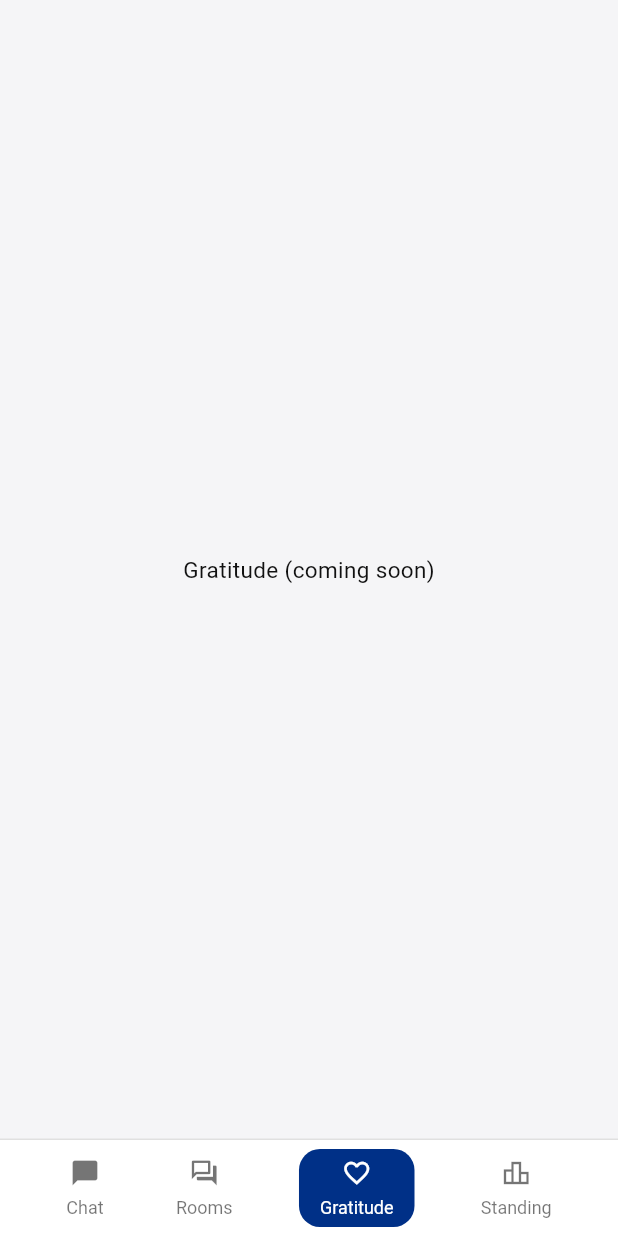
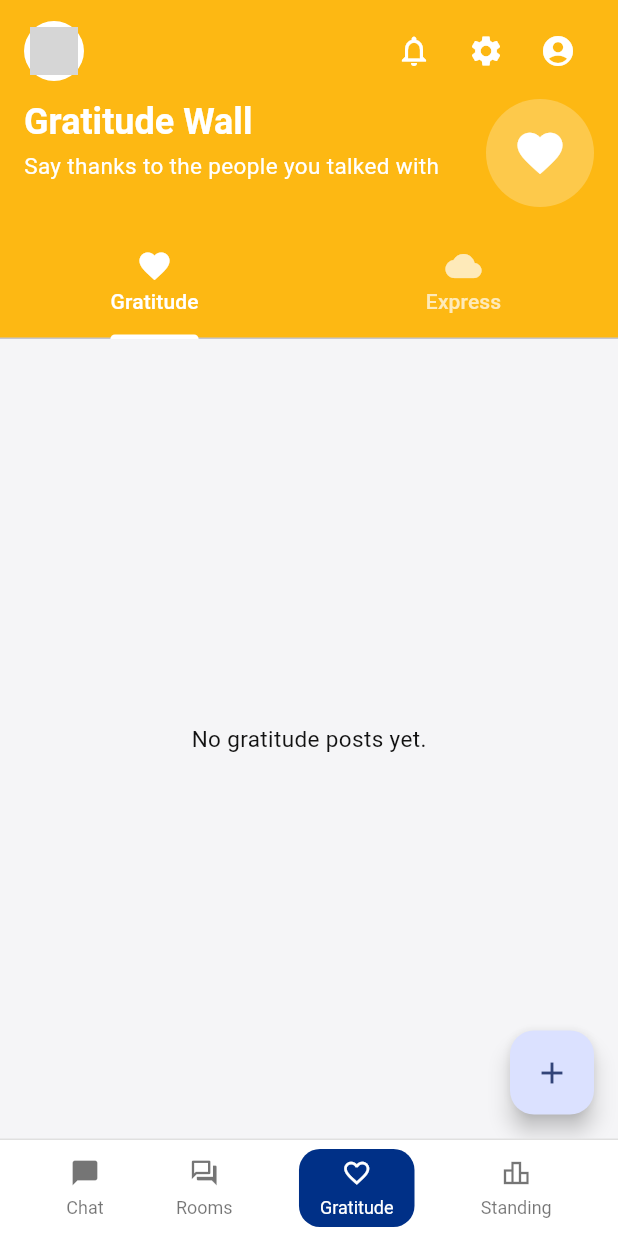
Before and after one commit to JethroIsHere/wvsu_space, a Flutter app: the MainShell screen opened by its route, item 4 of the bottom bar chosen, scrolled down 130 dp, after a tap on "Gratitude", on a phone screen of 412 x 824 dp. Run offline on Flutter 3.47's test engine with Material 3 defaults, Android fonts, the light colour scheme and no system bars; our stand-ins replace cloud_firestore, cloud_functions, firebase_auth, firebase_core, shared_preferences; accounts and stored records are empty; network calls fail; grey boxes are pictures that could not be loaded.

Commit message:
feat(gratitude): add Gratitude Wall with Express tab and composer

```diff
--- /dev/null
+++ b/lib/gratitude_wall/gratitude_wall.dart
@@ -0,0 +1,408 @@
+import 'dart:async';
+
+import 'package:flutter/material.dart';
+import 'package:cloud_firestore/cloud_firestore.dart';
+import 'package:firebase_auth/firebase_auth.dart';
+import '../router/app_router.dart';
+
+import 'models.dart';
+import 'post_tile.dart';
+import 'post_composer.dart';
+
+class GratitudeWallScreen extends StatefulWidget {
+  const GratitudeWallScreen({super.key});
+
+  @override
+  State<GratitudeWallScreen> createState() => _GratitudeWallScreenState();
+}
+
+class _GratitudeWallScreenState extends State<GratitudeWallScreen>
+    with SingleTickerProviderStateMixin {
+  late final TabController _tabs;
+  Timer? _cleanupTimer;
+
+  @override
+  void initState() {
+    super.initState();
+    _tabs = TabController(length: 2, vsync: this);
+    _startCleanupTimer();
+  }
+
+  @override
+  void dispose() {
+    _cleanupTimer?.cancel();
+    _tabs.dispose();
+    super.dispose();
+  }
+
+  void _startCleanupTimer() {
+    // run cleanup every 60 seconds
+    _cleanupTimer = Timer.periodic(const Duration(seconds: 60), (_) {
+      _cleanupExpiredReleasePosts();
+    });
+    // run an immediate one-off as well
+    _cleanupExpiredReleasePosts();
+  }
+
+  Future<String?> _fetchNickname() async {
+    final uid = FirebaseAuth.instance.currentUser?.uid;
+    if (uid == null) return null;
+    try {
+      final snap =
+          await FirebaseFirestore.instance.collection('users').doc(uid).get();
+      final data = snap.data();
+      return data?['nickname'] as String?;
+    } catch (e) {
+      debugPrint('Failed to fetch nickname: $e');
+      return null;
+    }
+  }
+
+  Future<bool> _hasUnacknowledgedNotifications() async {
+    final uid = FirebaseAuth.instance.currentUser?.uid;
+    if (uid == null) return false;
+    try {
+      final userDoc =
+          await FirebaseFirestore.instance.collection('users').doc(uid).get();
+
+      final data = userDoc.data();
+      if (data == null) return false;
+
+      final warningCount = (data['warningCount'] as num?)?.toInt() ?? 0;
+      if (warningCount == 0) return false;
+
+      final lastWarningAt = data['lastWarningAt'] as Timestamp?;
+      final lastAcknowledgedAt =
+          data['lastWarningAcknowledgedAt'] as Timestamp?;
+
+      if (lastAcknowledgedAt == null ||
+          (lastWarningAt != null &&
+              lastWarningAt.millisecondsSinceEpoch >
+                  lastAcknowledgedAt.millisecondsSinceEpoch)) {
+        return true;
+      }
+
+      return false;
+    } catch (e) {
+      debugPrint('Failed to check notifications: $e');
+      return false;
+    }
+  }
+
+  Future<void> _cleanupExpiredReleasePosts() async {
+    try {
+      final nowTs = Timestamp.fromDate(DateTime.now().toUtc());
+      final q = await FirebaseFirestore.instance
+          .collection('gratitude_posts')
+          .where('type', isEqualTo: 'express')
+          .where('expiresAt', isLessThan: nowTs)
+          .limit(200)
+          .get();
+      if (q.docs.isEmpty) return;
+      final batch = FirebaseFirestore.instance.batch();
+      for (final d in q.docs) {
+        batch.delete(d.reference);
+      }
+      await batch.commit();
+    } catch (e) {
+      debugPrint('cleanupExpiredReleasePosts failed: $e');
+    }
+  }
+
+  Stream<List<GratitudePost>> _query(String type) {
+    final nowTs = Timestamp.fromDate(DateTime.now().toUtc());
+    if (type == 'gratitude') {
+      return FirebaseFirestore.instance
+          .collection('gratitude_posts')
+          .where('type', isEqualTo: 'gratitude')
+          .orderBy('timestamp', descending: true)
+          .snapshots()
+          .map((snap) =>
+              snap.docs.map((d) => GratitudePost.fromDoc(d)).toList());
+    }
+    // express: only non-expired
+    return FirebaseFirestore.instance
+        .collection('gratitude_posts')
+        .where('type', isEqualTo: 'express')
+        .where('expiresAt', isGreaterThan: nowTs)
+        .orderBy('expiresAt')
+        .snapshots()
+        .map((snap) => snap.docs.map((d) => GratitudePost.fromDoc(d)).toList());
+  }
+
+  Future<void> _openComposer() async {
+    final result = await showModalBottomSheet<bool>(
+      context: context,
+      isScrollControlled: true,
+      builder: (_) => const PostComposer(),
+    );
+    if (result == true) {
+      if (mounted) {
+        ScaffoldMessenger.of(context)
+            .showSnackBar(const SnackBar(content: Text('Posted')));
+      }
+    }
+  }
+
+  @override
+  Widget build(BuildContext context) {
+    return Scaffold(
+      body: SafeArea(
+        child: Column(
+          crossAxisAlignment: CrossAxisAlignment.stretch,
+          children: [
+            // Header matching Home/Community screens (logo, greeting, icons)
+            Container(
+              padding: const EdgeInsets.fromLTRB(16, 10, 16, 14),
+              color: Theme.of(context).colorScheme.secondary,
+              child: Column(
+                crossAxisAlignment: CrossAxisAlignment.start,
+                children: [
+                  Row(
+                    mainAxisAlignment: MainAxisAlignment.spaceBetween,
+                    children: [
+                      // App logo + Nickname greeting
+                      Expanded(
+                        child: Row(
+                          children: [
+                            CircleAvatar(
+                              radius: 20,
+                              backgroundColor: Colors.white,
+                              child: ClipOval(
+                                child: Image.asset(
+                                  'assets/images/wvsu_space_logo.png',
+                                  width: 32,
+                                  height: 32,
+                                  fit: BoxFit.cover,
+                                ),
+                              ),
+                            ),
+                            const SizedBox(width: 8),
+                            Flexible(
+                              child: FutureBuilder<String?>(
+                                future: _fetchNickname(),
+                                builder: (context, snapshot) {
+                                  final nickname = snapshot.data;
+                                  if (snapshot.connectionState ==
+                                      ConnectionState.waiting) {
+                                    return Text(
+                                      'Hi, …',
+                                      maxLines: 1,
+                                      overflow: TextOverflow.ellipsis,
+                                      style: Theme.of(context)
+                                          .textTheme
+                                          .titleMedium
+                                          ?.copyWith(
+                                            color: Colors.white70,
+                                            fontWeight: FontWeight.w600,
+                                          ),
+                                    );
+                                  }
+                                  if (nickname == null || nickname.isEmpty) {
+                                    return const SizedBox.shrink();
+                                  }
+                                  return Text(
+                                    'Hi, $nickname!',
+                                    maxLines: 1,
+                                    overflow: TextOverflow.ellipsis,
+                                    style: Theme.of(context)
+                                        .textTheme
+                                        .titleMedium
+                                        ?.copyWith(
+                                          color: Colors.white,
+                                          fontWeight: FontWeight.w600,
+                                        ),
+                                  );
+                                },
+                              ),
+                            ),
+                          ],
+                        ),
+                      ),
+
+                      // Right-side icons
+                      Row(
+                        children: [
+                          FutureBuilder<bool>(
+                            future: _hasUnacknowledgedNotifications(),
+                            builder: (context, snapshot) {
+                              final hasUnread = snapshot.data ?? false;
+                              return Stack(
+                                children: [
+                                  IconButton(
+                                    icon: const Icon(
+                                        Icons.notifications_outlined),
+                                    color: Colors.white,
+                                    tooltip: 'Notifications',
+                                    onPressed: () {
+                                      Navigator.pushNamed(
+                                        context,
+                                        AppRouter.notifications,
+                                      );
+                                    },
+                                  ),
+                                  if (hasUnread)
+                                    Positioned(
+                                      right: 8,
+                                      top: 8,
+                                      child: Container(
+                                        width: 8,
+                                        height: 8,
+                                        decoration: const BoxDecoration(
+                                          color: Colors.red,
+                                          shape: BoxShape.circle,
+                                        ),
+                                      ),
+                                    ),
+                                ],
+                              );
+                            },
+                          ),
+                          IconButton(
+                            icon: const Icon(Icons.settings),
+                            color: Colors.white,
+                            tooltip: 'Settings',
+                            onPressed: () {
+                              Navigator.pushNamed(
+                                context,
+                                AppRouter.settings,
+                              );
+                            },
+                          ),
+                          IconButton(
+                            icon: const Icon(Icons.account_circle),
+                            color: Colors.white,
+                            tooltip: 'Profile',
+                            onPressed: () {
+                              Navigator.pushNamed(context, AppRouter.profile);
+                            },
+                          ),
+                        ],
+                      ),
+                    ],
+                  ),
+
+                  const SizedBox(height: 8),
+                  // Title + subtitle (two-line style)
+                  Row(
+                    crossAxisAlignment: CrossAxisAlignment.start,
+                    children: [
+                      Expanded(
+                        child: Column(
+                          crossAxisAlignment: CrossAxisAlignment.start,
+                          children: [
+                            Text(
+                              'Gratitude Wall',
+                              style: Theme.of(context)
+                                  .textTheme
+                                  .headlineLarge
+                                  ?.copyWith(
+                                    color: Colors.white,
+                                  ),
+                            ),
+                            const SizedBox(height: 4),
+                            Text(
+                              'Say thanks to the people you talked with',
+                              style: Theme.of(context)
+                                  .textTheme
+                                  .bodyMedium
+                                  ?.copyWith(
+                                    color: Colors.white,
+                                  ),
+                            ),
+                          ],
+                        ),
+                      ),
+                      const SizedBox(width: 8),
+                      Padding(
+                        padding: const EdgeInsets.only(right: 0.0),
+                        child: Container(
+                          width: 72,
+                          height: 72,
+                          decoration: const BoxDecoration(
+                            shape: BoxShape.circle,
+                            color: Colors.white24,
+                          ),
+                          alignment: Alignment.center,
+                          child: const Icon(
+                            Icons.favorite,
+                            color: Colors.white,
+                            size: 36,
+                          ),
+                        ),
+                      ),
+                    ],
+                  ),
+                ],
+              ),
+            ),
+
+            // Tab bar below header
+            Material(
+              color: Theme.of(context).colorScheme.secondary,
+              child: TabBar(
+                controller: _tabs,
+                indicatorColor: Colors.white,
+                labelColor: Colors.white,
+                unselectedLabelColor: Colors.white70,
+                tabs: const [
+                  Tab(text: 'Gratitude', icon: Icon(Icons.favorite)),
+                  Tab(text: 'Express', icon: Icon(Icons.cloud)),
+                ],
+              ),
+            ),
+
+            // Tab content
+            Expanded(
+              child: TabBarView(controller: _tabs, children: [
+                // Gratitude Tab
+                StreamBuilder<List<GratitudePost>>(
+                  stream: _query('gratitude'),
+                  builder: (context, snapshot) {
+                    final posts = snapshot.data ?? [];
+                    if (snapshot.connectionState == ConnectionState.waiting) {
+                      return const Center(child: CircularProgressIndicator());
+                    }
+                    if (posts.isEmpty) {
+                      return const Center(
+                          child: Text('No gratitude posts yet.'));
+                    }
+                    return ListView.builder(
+                      padding: const EdgeInsets.only(bottom: 120),
+                      itemCount: posts.length,
+                      itemBuilder: (context, i) => PostTile(post: posts[i]),
+                    );
+                  },
+                ),
+
+                // Express Tab
+                StreamBuilder<List<GratitudePost>>(
+                  stream: _query('express'),
+                  builder: (context, snapshot) {
+                    final posts = snapshot.data ?? [];
+                    if (snapshot.connectionState == ConnectionState.waiting) {
+                      return const Center(child: CircularProgressIndicator());
+                    }
+                    if (posts.isEmpty) {
+                      return const Center(
+                          child: Text('No recent express posts.'));
+                    }
+                    return ListView.builder(
+                      padding: const EdgeInsets.only(bottom: 120),
+                      itemCount: posts.length,
+                      itemBuilder: (context, i) => PostTile(post: posts[i]),
+                    );
+                  },
+                ),
+              ]),
+            ),
+          ],
+        ),
+      ),
+      floatingActionButton: FloatingActionButton(
+        onPressed: _openComposer,
+        child: const Icon(Icons.add),
+      ),
+    );
+  }
+}
--- /dev/null
+++ b/lib/gratitude_wall/models.dart
@@ -0,0 +1,53 @@
+import 'package:cloud_firestore/cloud_firestore.dart';
+
+class GratitudePost {
+  final String id;
+  final String type; // 'gratitude' | 'express'
+  final String content;
+  final String authorId;
+  final String? authorNickname;
+  final bool isAnonymous;
+  final Timestamp timestamp;
+  final Timestamp? expiresAt;
+  final int likes;
+
+  GratitudePost({
+    required this.id,
+    required this.type,
+    required this.content,
+    required this.authorId,
+    this.authorNickname,
+    required this.isAnonymous,
+    required this.timestamp,
+    this.expiresAt,
+    this.likes = 0,
+  });
+
+  factory GratitudePost.fromDoc(DocumentSnapshot doc) {
+    final data = doc.data() as Map<String, dynamic>? ?? {};
+    return GratitudePost(
+      id: doc.id,
+      type: data['type'] as String? ?? 'gratitude',
+      content: data['content'] as String? ?? '',
+      authorId: data['authorId'] as String? ?? '',
+      authorNickname: data['authorNickname'] as String?,
+      isAnonymous: data['isAnonymous'] as bool? ?? false,
+      timestamp: data['timestamp'] as Timestamp? ?? Timestamp.now(),
+      expiresAt: data['expiresAt'] as Timestamp?,
+      likes: (data['likes'] as num?)?.toInt() ?? 0,
+    );
+  }
+
+  Map<String, dynamic> toMap() {
+    return {
+      'type': type,
+      'content': content,
+      'authorId': authorId,
+      'authorNickname': authorNickname,
+      'isAnonymous': isAnonymous,
+      'timestamp': timestamp,
+      'expiresAt': expiresAt,
+      'likes': likes,
+    };
+  }
+}
--- a/lib/main_shell.dart
+++ b/lib/main_shell.dart
@@ -4,6 +4,7 @@ import 'community_standing.dart';
 import 'widgets/bottom_nav.dart';
 import 'vibe_rooms/room_list.dart';
 import 'vibe_rooms/add_room_dialog.dart';
+import 'gratitude_wall/gratitude_wall.dart';
 
 class MainShell extends StatefulWidget {
   const MainShell({super.key});
@@ -19,7 +20,7 @@ class _MainShellState extends State<MainShell> {
     const HomeScreen(),
     // Vibe Rooms list replaces the previous placeholder
     const RoomListScreen(),
-    const Center(child: Text('Gratitude (coming soon)')),
+    const GratitudeWallScreen(),
     const CommunityStandingScreen(),
   ];
 
--- a/lib/router/app_router.dart
+++ b/lib/router/app_router.dart
@@ -18,6 +18,7 @@ import '../settings.dart';
 import '../profile.dart';
 import '../community_guidelines.dart';
 import '../community_standing.dart';
+import '../gratitude_wall/gratitude_wall.dart';
 import '../standing_activity.dart';
 import '../delete_account.dart';
 import '../request_review.dart';
@@ -57,6 +58,7 @@ class AppRouter {
   static const String vibeRooms = '/rooms';
   // Legacy route name for backwards compatibility
   static const String warnings = '/warnings';
+  static const String gratitude = '/gratitude';
 
   static Route<dynamic> onGenerateRoute(RouteSettings settings) {
     switch (settings.name) {
@@ -123,6 +125,8 @@ class AppRouter {
         return _buildRoute(const NotificationsScreen(), settings);
       case AppRouter.vibeRooms:
         return _buildRoute(const VibeRoomSelector(), settings);
+      case AppRouter.gratitude:
+        return _buildRoute(const GratitudeWallScreen(), settings);
       default:
         return _buildRoute(const _NotFoundPage(), settings);
     }
```
Also changed, not shown: lib/gratitude_wall/post_composer.dart (added, +119 -0 lines), lib/gratitude_wall/post_tile.dart (added, +61 -0 lines), pubspec.lock.
